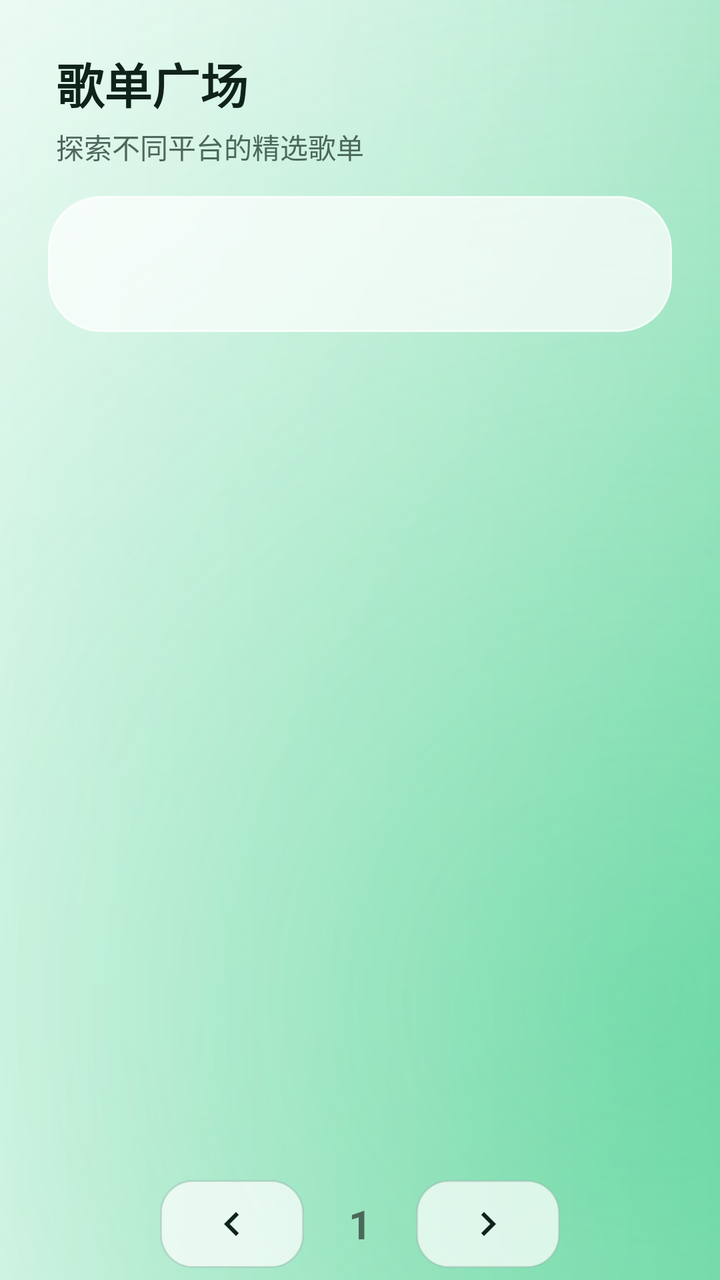
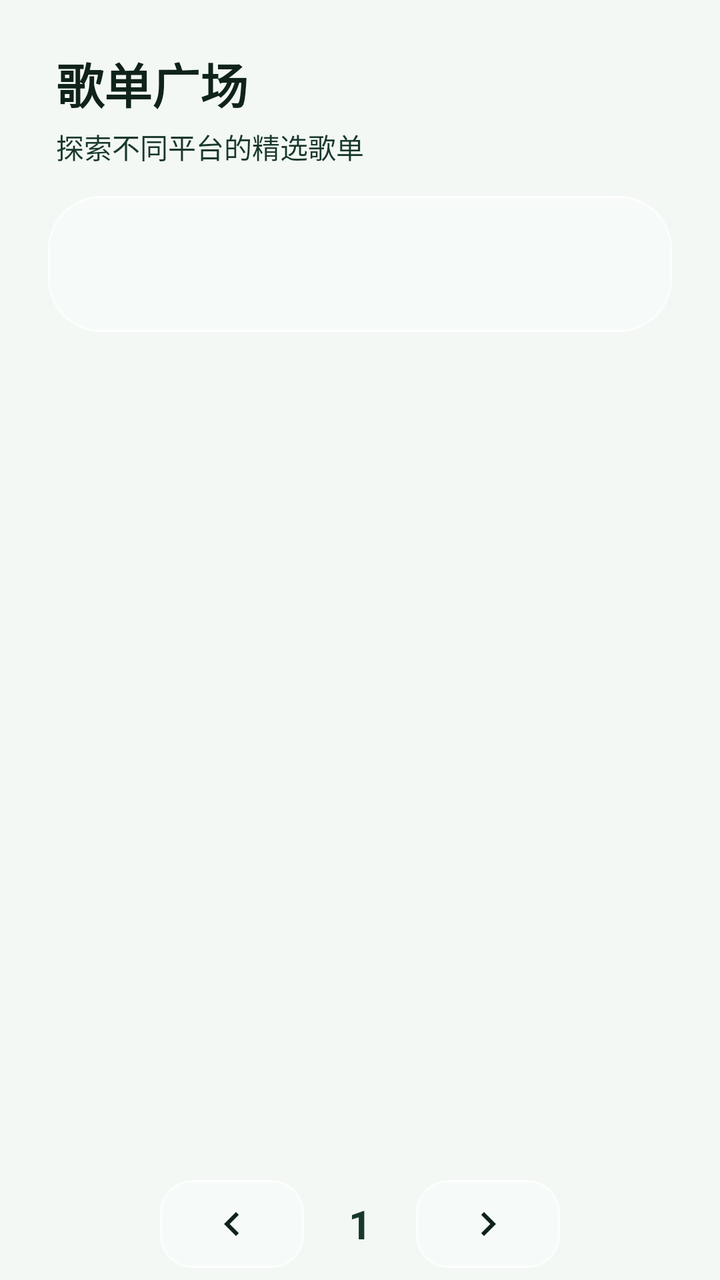

An Android layout rendered at two revisions. The XML below is the earlier revision; the diff shows what the commit changed to produce the second picture.
<!-- AndroidManifest.xml: application theme AppTheme.NoActionBar -->
<!-- res/layout/fragment_song_square.xml -->
<?xml version="1.0" encoding="utf-8"?>
<androidx.constraintlayout.widget.ConstraintLayout xmlns:android="http://schemas.android.com/apk/res/android"
    xmlns:app="http://schemas.android.com/apk/res-auto"
    android:layout_width="match_parent"
    android:layout_height="match_parent"
    android:background="@drawable/bg_app_gradient"
    android:nextFocusLeft="@id/tabSongSquare">

    <LinearLayout
        android:id="@+id/layoutSquareTitle"
        android:layout_width="0dp"
        android:layout_height="@dimen/lx_title_height"
        android:orientation="vertical"
        android:gravity="top"
        android:paddingStart="@dimen/lx_title_gutter"
        android:paddingEnd="@dimen/lx_title_gutter"
        android:paddingTop="@dimen/lx_title_top"
        android:background="@android:color/transparent"
        app:layout_constraintStart_toStartOf="parent"
        app:layout_constraintEnd_toEndOf="parent"
        app:layout_constraintTop_toTopOf="parent">

        <TextView
            android:layout_width="wrap_content"
            android:layout_height="wrap_content"
            android:text="歌单广场"
            android:textColor="@color/lx_text_primary"
            android:textSize="@dimen/lx_type_title"
            android:textStyle="bold" />

        <TextView
            android:layout_width="wrap_content"
            android:layout_height="wrap_content"
            android:layout_marginTop="@dimen/lx_space_xxs"
            android:text="探索不同平台的精选歌单"
            android:textColor="@color/lx_text_secondary"
            android:textSize="@dimen/lx_type_body" />
    </LinearLayout>

    
    <androidx.recyclerview.widget.RecyclerView
        android:id="@+id/rvSourceList"
        android:layout_width="0dp"
        android:layout_height="@dimen/lx_secondary_nav_height"
        android:layout_marginStart="@dimen/lx_nav_gutter"
        android:layout_marginTop="@dimen/lx_space_sm"
        android:layout_marginEnd="@dimen/lx_nav_gutter"
        android:paddingStart="@dimen/lx_nav_gutter"
        android:paddingEnd="@dimen/lx_nav_gutter"
        android:paddingTop="@dimen/lx_space_xs"
        android:paddingBottom="@dimen/lx_space_xs"
        android:background="@drawable/bg_floating_glass"
        android:elevation="@dimen/lx_elevation_surface"
        android:outlineProvider="background"
        android:clipToOutline="true"
        android:clipToPadding="false"
        app:layout_constraintStart_toStartOf="parent"
        app:layout_constraintEnd_toEndOf="parent"
        android:nextFocusLeft="@id/tabSongSquare"
        app:layout_constraintTop_toBottomOf="@id/layoutSquareTitle" />

    
    <androidx.recyclerview.widget.RecyclerView
        android:id="@+id/rvPlaylists"
        android:layout_width="0dp"
        android:layout_height="0dp"
        android:paddingStart="@dimen/lx_nav_gutter"
        android:paddingEnd="@dimen/lx_nav_gutter"
        android:paddingTop="@dimen/lx_space_md"
        android:paddingBottom="@dimen/lx_space_md"
        android:descendantFocusability="afterDescendants"
        android:nextFocusDown="@id/btnNextPage"
        android:nextFocusLeft="@id/tabSongSquare"
        app:layout_constraintStart_toStartOf="parent"
        app:layout_constraintEnd_toEndOf="parent"
        android:layout_marginTop="@dimen/lx_space_sm"
        app:layout_constraintTop_toBottomOf="@+id/rvSourceList"
        app:layout_constraintBottom_toTopOf="@+id/pagerBar" />

    <LinearLayout
        android:id="@+id/pagerBar"
        android:layout_width="0dp"
        android:layout_height="@dimen/lx_pager_height"
        android:orientation="horizontal"
        android:gravity="center"
        android:background="@android:color/transparent"
        android:paddingStart="@dimen/lx_nav_gutter"
        android:paddingEnd="@dimen/lx_nav_gutter"
        app:layout_constraintStart_toStartOf="parent"
        app:layout_constraintEnd_toEndOf="parent"
        app:layout_constraintBottom_toBottomOf="parent">

        <ImageButton
            android:id="@+id/btnPrevPage"
            android:layout_width="@dimen/lx_pager_button_width"
            android:layout_height="@dimen/lx_pager_button_height"
            android:src="@drawable/ic_chevron_left"
            android:background="@drawable/bg_btn_secondary"
            android:scaleType="centerInside"
            android:padding="@dimen/lx_space_sm"
            app:tint="@color/selector_action_content"
            android:focusable="true"
            android:nextFocusUp="@id/rvPlaylists"
            android:nextFocusRight="@id/btnNextPage"
            android:nextFocusDown="@id/tabSongSquare" />

        <TextView
            android:id="@+id/tvPageNumber"
            android:layout_width="@dimen/lx_pager_number_width"
            android:layout_height="match_parent"
            android:gravity="center"
            android:text="1"
            android:textSize="@dimen/lx_type_section"
            android:textStyle="bold"
            android:textColor="@color/lx_text_secondary" />

        <ImageButton
            android:id="@+id/btnNextPage"
            android:layout_width="@dimen/lx_pager_button_width"
            android:layout_height="@dimen/lx_pager_button_height"
            android:src="@drawable/ic_chevron_right"
            android:background="@drawable/bg_btn_secondary"
            android:scaleType="centerInside"
            android:padding="@dimen/lx_space_sm"
            app:tint="@color/selector_action_content"
            android:focusable="true"
            android:nextFocusUp="@id/rvPlaylists"
            android:nextFocusLeft="@id/btnPrevPage"
            android:nextFocusDown="@id/tabSongSquare" />
    </LinearLayout>

    
    <ProgressBar
        android:id="@+id/loadingProgress"
        android:layout_width="wrap_content"
        android:layout_height="wrap_content"
        android:visibility="gone"
        app:layout_constraintStart_toStartOf="parent"
        app:layout_constraintEnd_toEndOf="parent"
        app:layout_constraintTop_toTopOf="parent"
        app:layout_constraintBottom_toBottomOf="parent" />

</androidx.constraintlayout.widget.ConstraintLayout>
<!-- resources referenced by this layout -->
<resources>
  <color name="lx_text_primary">#10231B</color>
  <color name="lx_text_secondary">#4B685A</color>
  <dimen name="lx_elevation_surface">8dp</dimen>
  <dimen name="lx_nav_gutter">24dp</dimen>
  <dimen name="lx_pager_height">56dp</dimen>
  <dimen name="lx_pager_number_width">56dp</dimen>
  <dimen name="lx_space_md">16dp</dimen>
  <dimen name="lx_space_sm">10dp</dimen>
  <dimen name="lx_space_xs">6dp</dimen>
  <dimen name="lx_space_xxs">4dp</dimen>
  <dimen name="lx_title_gutter">28dp</dimen>
  <dimen name="lx_title_height">88dp</dimen>
  <dimen name="lx_title_top">24dp</dimen>
  <dimen name="lx_type_body">14sp</dimen>
  <dimen name="lx_type_section">20sp</dimen>
  <dimen name="lx_type_title">24sp</dimen>
  <!-- drawable bg_app_gradient (drawable) -->
  <?xml version="1.0" encoding="utf-8"?>
  <layer-list xmlns:android="http://schemas.android.com/apk/res/android">
      
      <item>
          <shape android:shape="rectangle">
              <solid android:color="#F3FAF6" />
          </shape>
      </item>
      <item>
          <shape android:shape="rectangle">
              <gradient
                  android:angle="0"
                  android:startColor="#FFFFFFFF"
                  android:endColor="#9FE4C2" />
          </shape>
      </item>
      <item>
          <shape android:shape="rectangle">
              <gradient
                  android:type="radial"
                  android:centerX="0.10"
                  android:centerY="0.04"
                  android:gradientRadius="620dp"
                  android:startColor="#CCFFFFFF"
                  android:endColor="#00FFFFFF" />
          </shape>
      </item>
      <item>
          <shape android:shape="rectangle">
              <gradient
                  android:type="radial"
                  android:centerX="0.90"
                  android:centerY="0.78"
                  android:gradientRadius="760dp"
                  android:startColor="#6620C878"
                  android:endColor="#0020C878" />
          </shape>
      </item>
  </layer-list>
  <!-- drawable bg_btn_secondary (drawable) -->
  <?xml version="1.0" encoding="utf-8"?>
  <selector xmlns:android="http://schemas.android.com/apk/res/android">
      <item android:state_enabled="false"><shape><solid android:color="@color/lx_disabled_fill" /><corners android:radius="@dimen/lx_radius_control" /></shape></item>
      <item android:state_pressed="true"><shape><solid android:color="@color/lx_brand_pressed" /><corners android:radius="@dimen/lx_radius_control" /></shape></item>
      <item android:state_focused="true"><shape><solid android:color="@color/lx_bg_focus" /><stroke android:width="@dimen/lx_stroke_focus" android:color="@color/lx_focus_ring_strong" /><corners android:radius="@dimen/lx_radius_control" /></shape></item>
      <item><shape><solid android:color="@color/lx_glass_floating" /><stroke android:width="@dimen/lx_stroke_hairline" android:color="@color/lx_border" /><corners android:radius="@dimen/lx_radius_control" /></shape></item>
  </selector>
  <!-- drawable bg_floating_glass (drawable) -->
  <?xml version="1.0" encoding="utf-8"?>
  <shape xmlns:android="http://schemas.android.com/apk/res/android"
      android:shape="rectangle">
      
      <solid android:color="@color/lx_glass_floating" />
      <corners android:radius="@dimen/lx_glass_radius" />
      <stroke
          android:width="@dimen/lx_stroke_hairline"
          android:color="@color/lx_glass_highlight" />
  </shape>
  <color name="lx_disabled_fill">#4DFFFFFF</color>
  <dimen name="lx_radius_control">16dp</dimen>
  <color name="lx_brand_pressed">#00A965</color>
  <color name="lx_bg_focus">#DFF8ED</color>
  <dimen name="lx_stroke_focus">3dp</dimen>
  <color name="lx_focus_ring_strong">#008C55</color>
  <color name="lx_glass_floating">#B8FFFFFF</color>
  <dimen name="lx_stroke_hairline">1dp</dimen>
  <color name="lx_border">#6694B2A2</color>
  <dimen name="lx_glass_radius">26dp</dimen>
  <color name="lx_glass_highlight">#CCFFFFFF</color>
  <color name="lx_bg_canvas">#F3F8F5</color>
  <color name="lx_brand">#00C878</color>
  <!-- unchanged entries left out for length: 11 -->
</resources>

<!-- the commit's change to res/layout/fragment_song_square.xml (unified diff, before → after) -->
@@ -3,7 +3,7 @@
     xmlns:app="http://schemas.android.com/apk/res-auto"
     android:layout_width="match_parent"
     android:layout_height="match_parent"
-    android:background="@drawable/bg_app_gradient"
+    android:background="@android:color/transparent"
     android:nextFocusLeft="@id/tabSongSquare">
 
     <LinearLayout
@@ -68,6 +68,8 @@
         android:paddingEnd="@dimen/lx_nav_gutter"
         android:paddingTop="@dimen/lx_space_md"
         android:paddingBottom="@dimen/lx_space_md"
+        android:clipChildren="false"
+        android:clipToPadding="false"
         android:descendantFocusability="afterDescendants"
         android:nextFocusDown="@id/btnNextPage"
         android:nextFocusLeft="@id/tabSongSquare"
<!-- resource entries referenced after the edit -->
@@ -1,7 +1,7 @@
 <!-- resources referenced by this layout -->
 <resources>
   <color name="lx_text_primary">#10231B</color>
-  <color name="lx_text_secondary">#4B685A</color>
+  <color name="lx_text_secondary">#19382C</color>
   <dimen name="lx_elevation_surface">8dp</dimen>
   <dimen name="lx_nav_gutter">24dp</dimen>
   <dimen name="lx_pager_height">56dp</dimen>
@@ -16,76 +16,52 @@
   <dimen name="lx_type_body">14sp</dimen>
   <dimen name="lx_type_section">20sp</dimen>
   <dimen name="lx_type_title">24sp</dimen>
-  <!-- drawable bg_app_gradient (drawable) -->
-  <?xml version="1.0" encoding="utf-8"?>
-  <layer-list xmlns:android="http://schemas.android.com/apk/res/android">
-      
-      <item>
-          <shape android:shape="rectangle">
-              <solid android:color="#F3FAF6" />
-          </shape>
-      </item>
-      <item>
-          <shape android:shape="rectangle">
-              <gradient
-                  android:angle="0"
-                  android:startColor="#FFFFFFFF"
-                  android:endColor="#9FE4C2" />
-          </shape>
-      </item>
-      <item>
-          <shape android:shape="rectangle">
-              <gradient
-                  android:type="radial"
-                  android:centerX="0.10"
-                  android:centerY="0.04"
-                  android:gradientRadius="620dp"
-                  android:startColor="#CCFFFFFF"
-                  android:endColor="#00FFFFFF" />
-          </shape>
-      </item>
-      <item>
-          <shape android:shape="rectangle">
-              <gradient
-                  android:type="radial"
-                  android:centerX="0.90"
-                  android:centerY="0.78"
-                  android:gradientRadius="760dp"
-                  android:startColor="#6620C878"
-                  android:endColor="#0020C878" />
-          </shape>
-      </item>
-  </layer-list>
   <!-- drawable bg_btn_secondary (drawable) -->
   <?xml version="1.0" encoding="utf-8"?>
   <selector xmlns:android="http://schemas.android.com/apk/res/android">
       <item android:state_enabled="false"><shape><solid android:color="@color/lx_disabled_fill" /><corners android:radius="@dimen/lx_radius_control" /></shape></item>
       <item android:state_pressed="true"><shape><solid android:color="@color/lx_brand_pressed" /><corners android:radius="@dimen/lx_radius_control" /></shape></item>
       <item android:state_focused="true"><shape><solid android:color="@color/lx_bg_focus" /><stroke android:width="@dimen/lx_stroke_focus" android:color="@color/lx_focus_ring_strong" /><corners android:radius="@dimen/lx_radius_control" /></shape></item>
-      <item><shape><solid android:color="@color/lx_glass_floating" /><stroke android:width="@dimen/lx_stroke_hairline" android:color="@color/lx_border" /><corners android:radius="@dimen/lx_radius_control" /></shape></item>
+      <item><shape><solid android:color="@color/lx_glass_clear" /><stroke android:width="@dimen/lx_stroke_hairline" android:color="@color/lx_glass_edge" /><corners android:radius="@dimen/lx_radius_control" /></shape></item>
   </selector>
   <!-- drawable bg_floating_glass (drawable) -->
   <?xml version="1.0" encoding="utf-8"?>
-  <shape xmlns:android="http://schemas.android.com/apk/res/android"
-      android:shape="rectangle">
-      
-      <solid android:color="@color/lx_glass_floating" />
-      <corners android:radius="@dimen/lx_glass_radius" />
-      <stroke
-          android:width="@dimen/lx_stroke_hairline"
-          android:color="@color/lx_glass_highlight" />
-  </shape>
+  <layer-list xmlns:android="http://schemas.android.com/apk/res/android">
+      <item>
+          <shape android:shape="rectangle">
+              <solid android:color="@color/lx_glass_floating" />
+              <corners android:radius="@dimen/lx_glass_radius" />
+              <stroke
+                  android:width="@dimen/lx_stroke_hairline"
+                  android:color="@color/lx_glass_edge" />
+          </shape>
+      </item>
+      <item>
+          <shape android:shape="rectangle">
+              <gradient
+                  android:angle="270"
+                  android:startColor="@color/lx_glass_highlight"
+                  android:centerY="0.18"
+                  android:centerColor="@color/lx_glass_specular_mid"
+                  android:endColor="@color/lx_glass_specular_clear" />
+              <corners android:radius="@dimen/lx_glass_radius" />
+          </shape>
+      </item>
+  </layer-list>
   <color name="lx_disabled_fill">#4DFFFFFF</color>
   <dimen name="lx_radius_control">16dp</dimen>
   <color name="lx_brand_pressed">#00A965</color>
   <color name="lx_bg_focus">#DFF8ED</color>
-  <dimen name="lx_stroke_focus">3dp</dimen>
-  <color name="lx_focus_ring_strong">#008C55</color>
-  <color name="lx_glass_floating">#B8FFFFFF</color>
+  <dimen name="lx_stroke_focus">2dp</dimen>
+  <color name="lx_focus_ring_strong">#D9008C55</color>
+  <color name="lx_glass_clear">#42FFFFFF</color>
+  <color name="lx_glass_floating">@color/lx_glass_clear</color>
   <dimen name="lx_stroke_hairline">1dp</dimen>
-  <color name="lx_border">#6694B2A2</color>
+  <color name="lx_glass_edge">#CCFFFFFF</color>
   <dimen name="lx_glass_radius">26dp</dimen>
-  <color name="lx_glass_highlight">#CCFFFFFF</color>
+  <color name="lx_glass_highlight">#24FFFFFF</color>
+  <color name="lx_glass_specular_mid">#08FFFFFF</color>
+  <color name="lx_glass_specular_clear">#00FFFFFF</color>
   <color name="lx_bg_canvas">#F3F8F5</color>
   <color name="lx_brand">#00C878</color>
   <!-- unchanged entries left out for length: 11 -->
